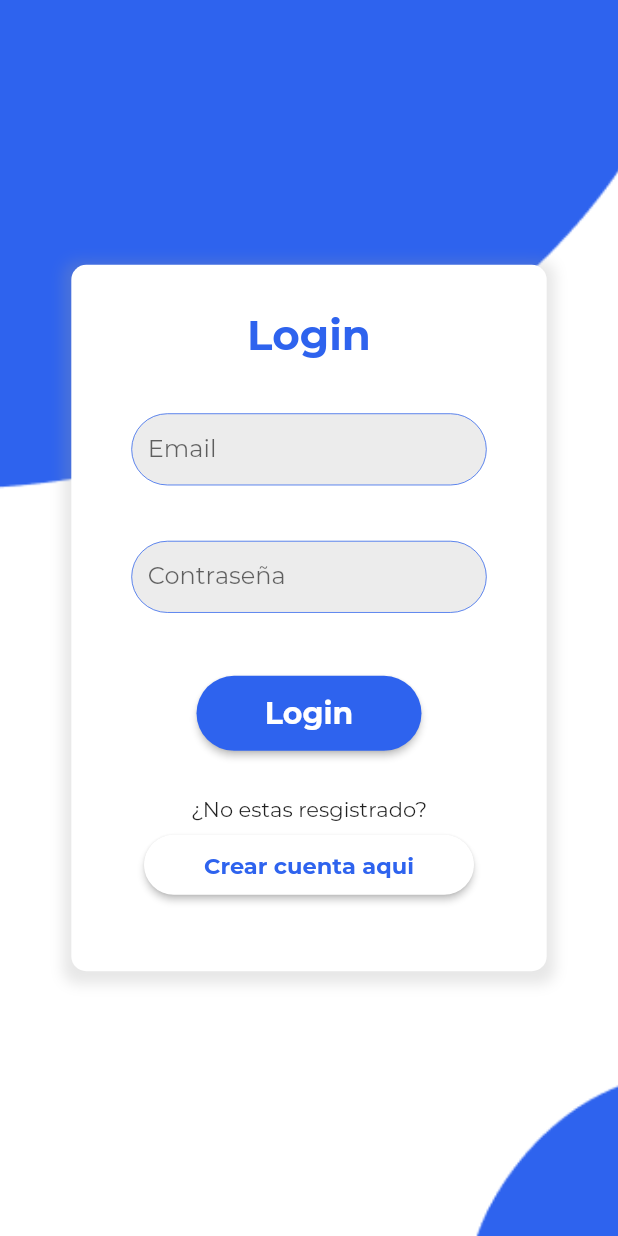
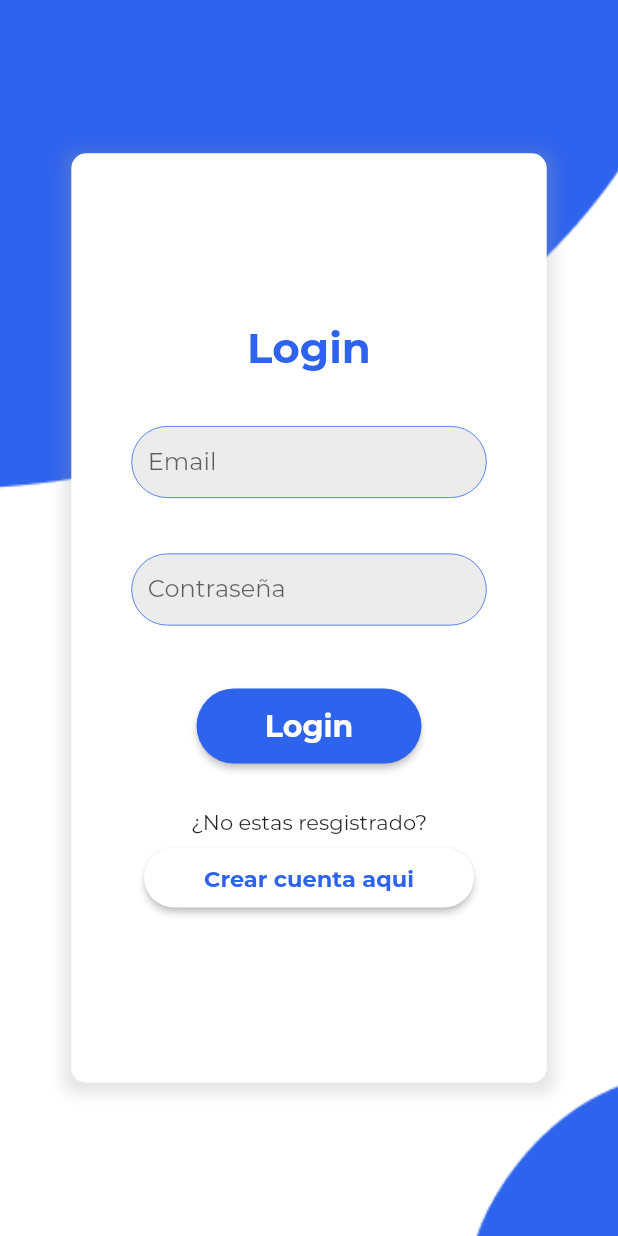
Before and after one commit to Jcss1462/reciclajeApp, a Flutter app: the screen it shows after launch, on a phone screen of 412 x 824 dp. Run offline on Flutter 3.47's test engine with Material 2 defaults, Android fonts, the phone set to English and light mode, and no system bars.

Commit message:
pequeñaCorreccion

```diff
--- a/lib/page/login.dart
+++ b/lib/page/login.dart
@@ -32,7 +32,7 @@ class _LoginState extends State<Login> {
           //recuadro blanco contenedor
           child: Container(
             width: MediaQuery.of(context).size.width / 1.3,
-            height: MediaQuery.of(context).size.height / 1.75,
+            height: MediaQuery.of(context).size.height / 1.33,
             decoration: BoxDecoration(
               borderRadius: BorderRadius.circular(10),
               color: Colors.white,
@@ -46,6 +46,7 @@ class _LoginState extends State<Login> {
               ],
             ),
             child: Center(
+              child: SingleChildScrollView(
                               child: Container(
                   decoration: BoxDecoration(
                       //color: Colors.black,
@@ -73,8 +74,7 @@ class _LoginState extends State<Login> {
                               child: TextFormField(
                                 decoration: InputDecoration(
                                   hintText: "Email",
-                                contentPadding: EdgeInsets.all(
-                                     11),
+                                  contentPadding: EdgeInsets.all(11),
                                   filled: true,
                                   fillColor: Color.fromRGBO(207, 207, 207, 0.4),
                                   enabledBorder: OutlineInputBorder(
@@ -103,8 +103,7 @@ class _LoginState extends State<Login> {
                               child: TextFormField(
                                 decoration: InputDecoration(
                                   hintText: "Contraseña",
-                                contentPadding: EdgeInsets.all(
-                                     11),
+                                  contentPadding: EdgeInsets.all(11),
                                   filled: true,
                                   fillColor: Color.fromRGBO(207, 207, 207, 0.4),
                                   enabledBorder: OutlineInputBorder(
@@ -181,6 +180,7 @@ class _LoginState extends State<Login> {
                 ),
               ),
             ),
+          ),
         )
       ],
     ));
```
Lines whose indentation alone changed are shown as unchanged.
